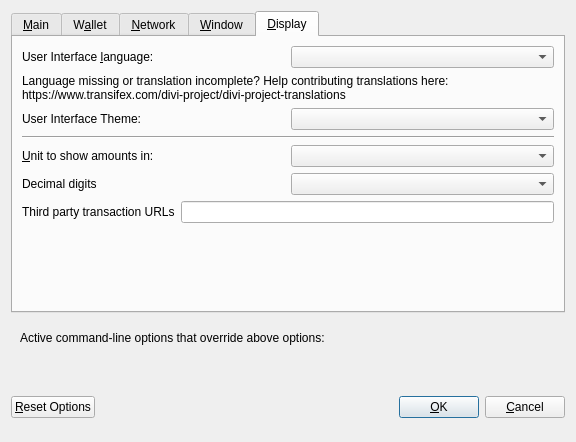
Before: the Qt Designer form divi/src/qt/forms/optionsdialog.ui in DiviDomains/PrivateDivi, drawn with Qt 5.
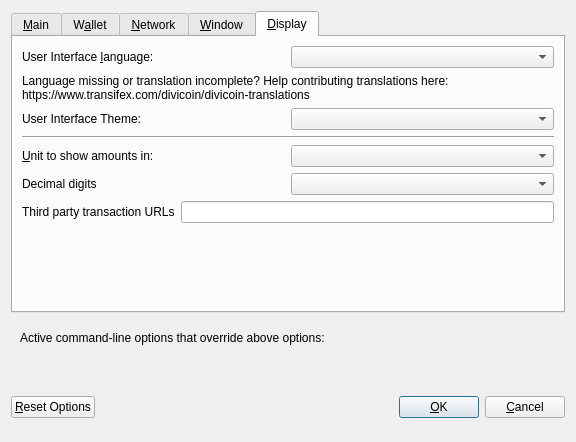
After: the same form once the commit is applied. The open tabs and pages were chosen to show the change. Custom widgets are drawn as their Qt base class.

```diff
--- a/divi/src/qt/forms/optionsdialog.ui
+++ b/divi/src/qt/forms/optionsdialog.ui
@@ -473,7 +473,7 @@
          </property>
          <property name="text">
           <string>Language missing or translation incomplete? Help contributing translations here:
-https://www.transifex.com/divi-project/divi-project-translations</string>
+https://www.transifex.com/divicoin/divicoin-translations</string>
          </property>
          <property name="wordWrap">
           <bool>true</bool>
```
